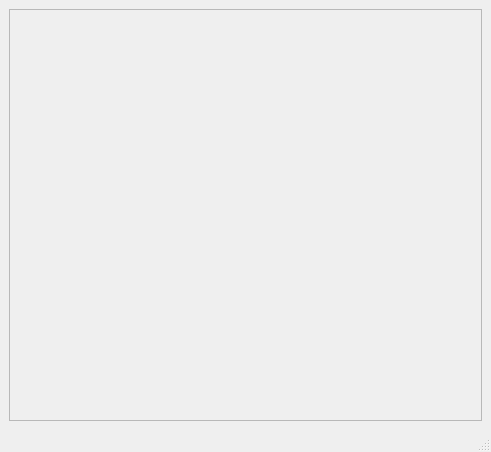
Old version of the form Test_MyBar/player.ui in the repository InnerVex/TimeMachine.
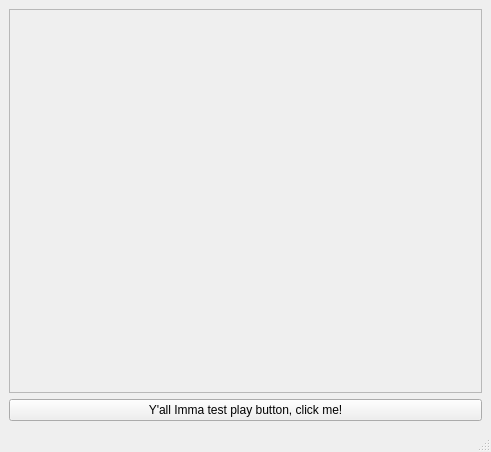
New version of the form.

Commit message: TM-29 Файл с диска -> PlayerController -> RTSP-поток -> Player

Patch:
```diff
--- a/Test_MyBar/player.ui
+++ b/Test_MyBar/player.ui
@@ -31,6 +31,13 @@
       </property>
      </widget>
     </item>
+    <item row="1" column="0">
+     <widget class="QPushButton" name="playButton">
+      <property name="text">
+       <string>Y'all Imma test play button, click me!</string>
+      </property>
+     </widget>
+    </item>
    </layout>
   </widget>
   <widget class="QMenuBar" name="menubar">
```
The commit also changes 8 other files.
